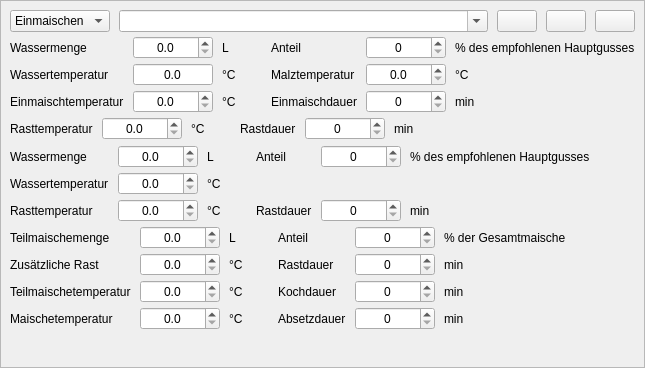
Above: kleiner-brauhelfer/widgets/wdgrast.ui from kleiner-brauhelfer/kleiner-brauhelfer-2 before the change. Below: the same form after it.
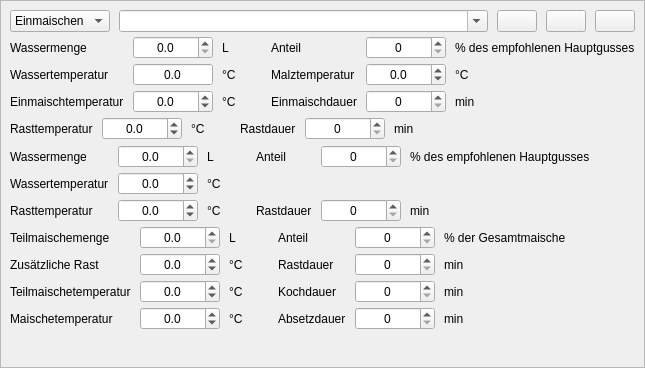
That is the form after the change. Icons and pictures are not drawn. Custom widgets are drawn as their Qt base class.

```diff
--- a/kleiner-brauhelfer/widgets/wdgrast.ui
+++ b/kleiner-brauhelfer/widgets/wdgrast.ui
@@ -276,6 +276,12 @@
            <property name="decimals">
             <number>1</number>
            </property>
+           <property name="minimum">
+            <double>-999.000000000000000</double>
+           </property>
+           <property name="maximum">
+            <double>999.000000000000000</double>
+           </property>
           </widget>
          </item>
          <item row="1" column="0">
@@ -368,6 +374,12 @@
            <property name="decimals">
             <number>1</number>
            </property>
+           <property name="minimum">
+            <double>-999.000000000000000</double>
+           </property>
+           <property name="maximum">
+            <double>999.000000000000000</double>
+           </property>
           </widget>
          </item>
         </layout>
@@ -430,6 +442,12 @@
            <property name="decimals">
             <number>1</number>
            </property>
+           <property name="minimum">
+            <double>-999.000000000000000</double>
+           </property>
+           <property name="maximum">
+            <double>999.000000000000000</double>
+           </property>
           </widget>
          </item>
          <item row="0" column="6">
@@ -562,6 +580,12 @@
            <property name="decimals">
             <number>1</number>
            </property>
+           <property name="minimum">
+            <double>-999.000000000000000</double>
+           </property>
+           <property name="maximum">
+            <double>999.000000000000000</double>
+           </property>
           </widget>
          </item>
          <item row="1" column="2">
@@ -627,6 +651,12 @@
            <property name="decimals">
             <number>1</number>
            </property>
+           <property name="minimum">
+            <double>-999.000000000000000</double>
+           </property>
+           <property name="maximum">
+            <double>999.000000000000000</double>
+           </property>
           </widget>
          </item>
          <item row="0" column="4">
@@ -760,6 +790,12 @@
            <property name="decimals">
             <number>1</number>
            </property>
+           <property name="minimum">
+            <double>-999.000000000000000</double>
+           </property>
+           <property name="maximum">
+            <double>999.000000000000000</double>
+           </property>
           </widget>
          </item>
          <item row="0" column="5">
@@ -916,6 +952,12 @@
            <property name="decimals">
             <number>1</number>
            </property>
+           <property name="minimum">
+            <double>-999.000000000000000</double>
+           </property>
+           <property name="maximum">
+            <double>999.000000000000000</double>
+           </property>
           </widget>
          </item>
          <item row="1" column="4">
@@ -939,6 +981,12 @@
            <property name="decimals">
             <number>1</number>
            </property>
+           <property name="minimum">
+            <double>-999.000000000000000</double>
+           </property>
+           <property name="maximum">
+            <double>999.000000000000000</double>
+           </property>
           </widget>
          </item>
          <item row="2" column="6">
```
Left out of the diff: 12 changed lines with no effect on the pictures.
